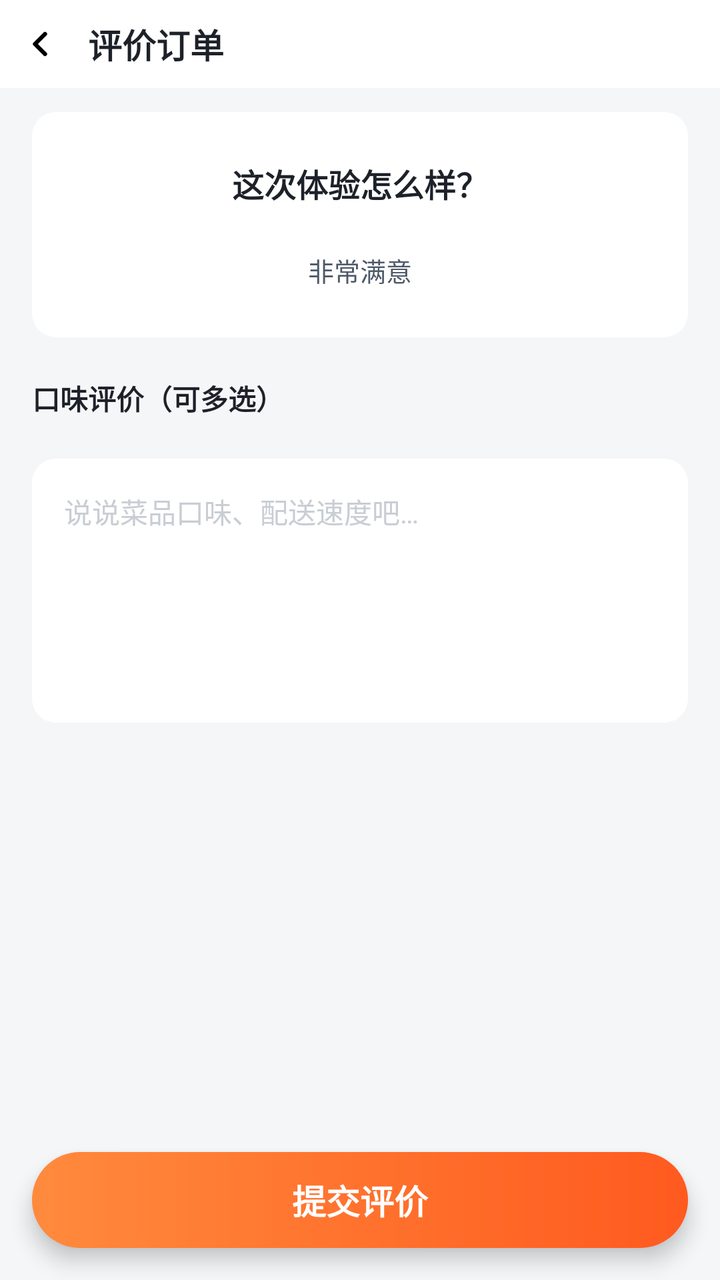
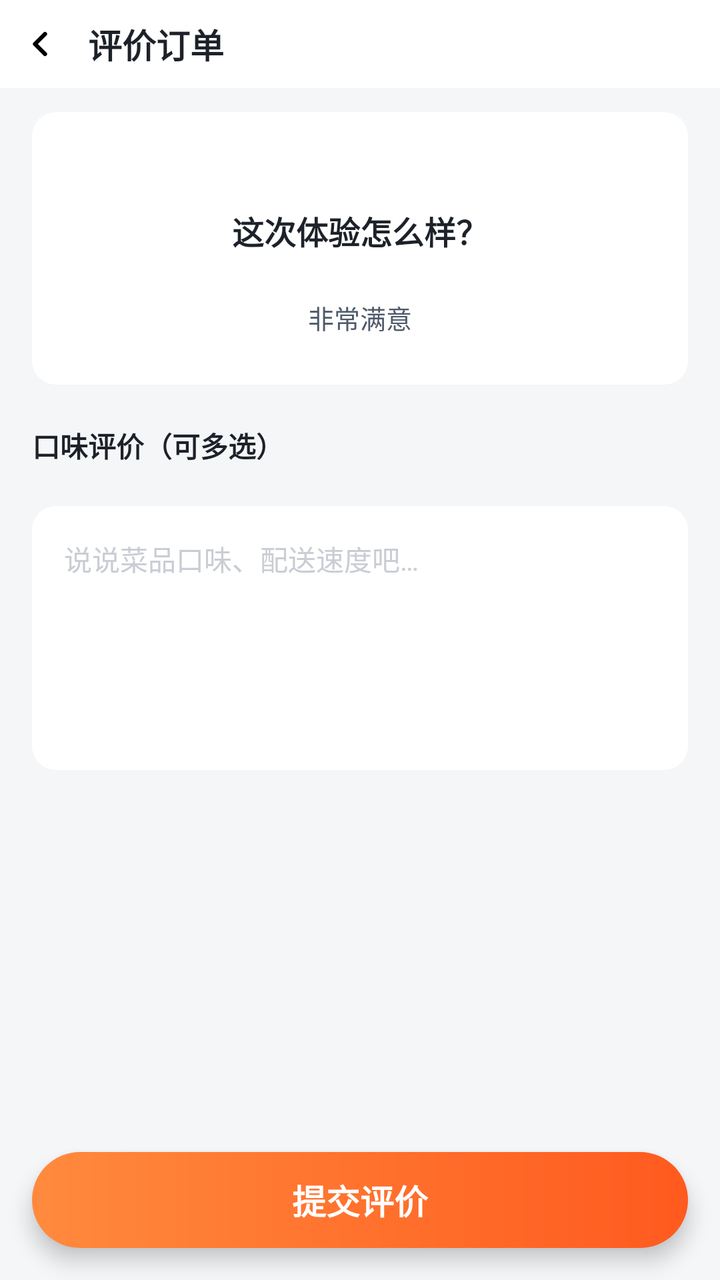

An Android layout rendered at two revisions. The XML below is the earlier revision; the diff shows what the commit changed to produce the second picture.
<!-- AndroidManifest.xml: application theme Theme.DawnClient -->
<!-- res/layout/activity_review.xml -->
<?xml version="1.0" encoding="utf-8"?>
<LinearLayout xmlns:android="http://schemas.android.com/apk/res/android"
    android:layout_width="match_parent"
    android:layout_height="match_parent"
    android:background="@color/bg"
    android:orientation="vertical">

    <LinearLayout
        android:layout_width="match_parent"
        android:layout_height="44dp"
        android:background="@color/white"
        android:gravity="center_vertical"
        android:orientation="horizontal">

        <ImageView
            android:id="@+id/btnBack"
            android:layout_width="40dp"
            android:layout_height="match_parent"
            android:contentDescription="返回"
            android:padding="10dp"
            android:src="@drawable/ic_chevron_left" />

        <TextView
            android:layout_width="wrap_content"
            android:layout_height="wrap_content"
            android:layout_marginLeft="4dp"
            android:text="评价订单"
            android:textColor="@color/text_primary"
            android:textSize="17sp"
            android:textStyle="bold" />
    </LinearLayout>

    <ScrollView
        android:layout_width="match_parent"
        android:layout_height="0dp"
        android:layout_weight="1"
        android:scrollbars="none">

        <LinearLayout
            android:layout_width="match_parent"
            android:layout_height="wrap_content"
            android:orientation="vertical">

            
            <LinearLayout
                android:layout_width="match_parent"
                android:layout_height="wrap_content"
                android:layout_marginLeft="16dp"
                android:layout_marginTop="12dp"
                android:layout_marginRight="16dp"
                android:background="@drawable/bg_card"
                android:gravity="center"
                android:orientation="vertical"
                android:padding="24dp">

                <TextView
                    android:layout_width="wrap_content"
                    android:layout_height="wrap_content"
                    android:text="这次体验怎么样？"
                    android:textColor="@color/text_primary"
                    android:textSize="16sp"
                    android:textStyle="bold" />

                <LinearLayout
                    android:id="@+id/starRow"
                    android:layout_width="wrap_content"
                    android:layout_height="wrap_content"
                    android:layout_marginTop="12dp"
                    android:orientation="horizontal" />

                <TextView
                    android:layout_width="wrap_content"
                    android:layout_height="wrap_content"
                    android:layout_marginTop="10dp"
                    android:text="非常满意"
                    android:textColor="@color/text_secondary"
                    android:textSize="13sp" />
            </LinearLayout>

            
            <TextView
                android:layout_width="wrap_content"
                android:layout_height="wrap_content"
                android:layout_marginLeft="16dp"
                android:layout_marginTop="20dp"
                android:text="口味评价（可多选）"
                android:textColor="@color/text_primary"
                android:textSize="14sp"
                android:textStyle="bold" />

            <LinearLayout
                android:id="@+id/tagRow"
                android:layout_width="match_parent"
                android:layout_height="wrap_content"
                android:layout_marginLeft="16dp"
                android:layout_marginTop="12dp"
                android:layout_marginRight="16dp"
                android:orientation="horizontal" />

            
            <LinearLayout
                android:layout_width="match_parent"
                android:layout_height="wrap_content"
                android:layout_marginLeft="16dp"
                android:layout_marginTop="8dp"
                android:layout_marginRight="16dp"
                android:background="@drawable/bg_card"
                android:orientation="vertical"
                android:padding="16dp">

                <EditText
                    android:id="@+id/etComment"
                    android:layout_width="match_parent"
                    android:layout_height="100dp"
                    android:background="@null"
                    android:gravity="top|start"
                    android:hint="说说菜品口味、配送速度吧…"
                    android:importantForAutofill="no"
                    android:inputType="textMultiLine"
                    android:textColor="@color/text_primary"
                    android:textColorHint="@color/text_faint"
                    android:textSize="14sp" />
            </LinearLayout>

            <View
                android:layout_width="match_parent"
                android:layout_height="16dp" />
        </LinearLayout>
    </ScrollView>

    <TextView
        android:id="@+id/btnSubmit"
        android:layout_width="match_parent"
        android:layout_height="48dp"
        android:layout_margin="16dp"
        android:background="@drawable/bg_btn_grad"
        android:elevation="6dp"
        android:gravity="center"
        android:text="提交评价"
        android:textColor="@color/white"
        android:textSize="17sp"
        android:textStyle="bold" />
</LinearLayout>
<!-- resources referenced by this layout -->
<resources>
  <color name="bg">#F5F6F8</color>
  <color name="text_faint">#C9CDD4</color>
  <color name="text_primary">#1D2129</color>
  <color name="text_secondary">#4E5969</color>
  <color name="white">#FFFFFF</color>
  <!-- drawable bg_btn_grad (drawable) -->
  <?xml version="1.0" encoding="utf-8"?>
  <shape xmlns:android="http://schemas.android.com/apk/res/android">
      <gradient
          android:angle="0"
          android:endColor="#FF5A1F"
          android:startColor="#FF8A3D" />
      <corners android:radius="24dp" />
  </shape>
  <!-- drawable bg_card (drawable) -->
  <?xml version="1.0" encoding="utf-8"?>
  <shape xmlns:android="http://schemas.android.com/apk/res/android">
      <solid android:color="@color/white" />
      <corners android:radius="12dp" />
  </shape>
  <!-- drawable ic_chevron_left (drawable) -->
  <?xml version="1.0" encoding="utf-8"?>
  <vector xmlns:android="http://schemas.android.com/apk/res/android"
      android:width="24dp"
      android:height="24dp"
      android:viewportWidth="24"
      android:viewportHeight="24">
      <path
          android:fillColor="@android:color/transparent"
          android:strokeColor="#FF000000"
          android:strokeLineCap="round"
          android:strokeLineJoin="round"
          android:strokeWidth="2.5"
          android:pathData="M15,18l-6,-6l6,-6" />
  </vector>
  <style name="Theme.DawnClient" parent="Theme.AppCompat.Light.NoActionBar">
          <item name="android:windowBackground">@color/bg</item>
          <item name="android:statusBarColor">@android:color/transparent</item>
          <item name="android:navigationBarColor">@android:color/transparent</item>
          <item name="android:windowLightStatusBar">false</item>
          <item name="android:forceDarkAllowed">false</item>
          <item name="colorPrimary">@color/primary</item>
          <item name="colorPrimaryDark">@color/primary_dark</item>
          <item name="colorAccent">@color/primary</item>
      </style>
  <color name="primary">#FF6B2C</color>
  <color name="primary_dark">#FF5A1F</color>
</resources>

<!-- the commit's change to res/layout/activity_review.xml (unified diff, before → after) -->
@@ -54,8 +54,16 @@
                 android:padding="24dp">
 
                 <TextView
+                    android:id="@+id/tvShop"
                     android:layout_width="wrap_content"
                     android:layout_height="wrap_content"
+                    android:textColor="@color/text_secondary"
+                    android:textSize="13sp" />
+
+                <TextView
+                    android:layout_width="wrap_content"
+                    android:layout_height="wrap_content"
+                    android:layout_marginTop="6dp"
                     android:text="这次体验怎么样？"
                     android:textColor="@color/text_primary"
                     android:textSize="16sp"
@@ -69,6 +77,7 @@
                     android:orientation="horizontal" />
 
                 <TextView
+                    android:id="@+id/tvRating"
                     android:layout_width="wrap_content"
                     android:layout_height="wrap_content"
                     android:layout_marginTop="10dp"
@@ -95,7 +104,7 @@
                 android:layout_marginLeft="16dp"
                 android:layout_marginTop="12dp"
                 android:layout_marginRight="16dp"
-                android:orientation="horizontal" />
+                android:orientation="vertical" />
 
             
             <LinearLayout
